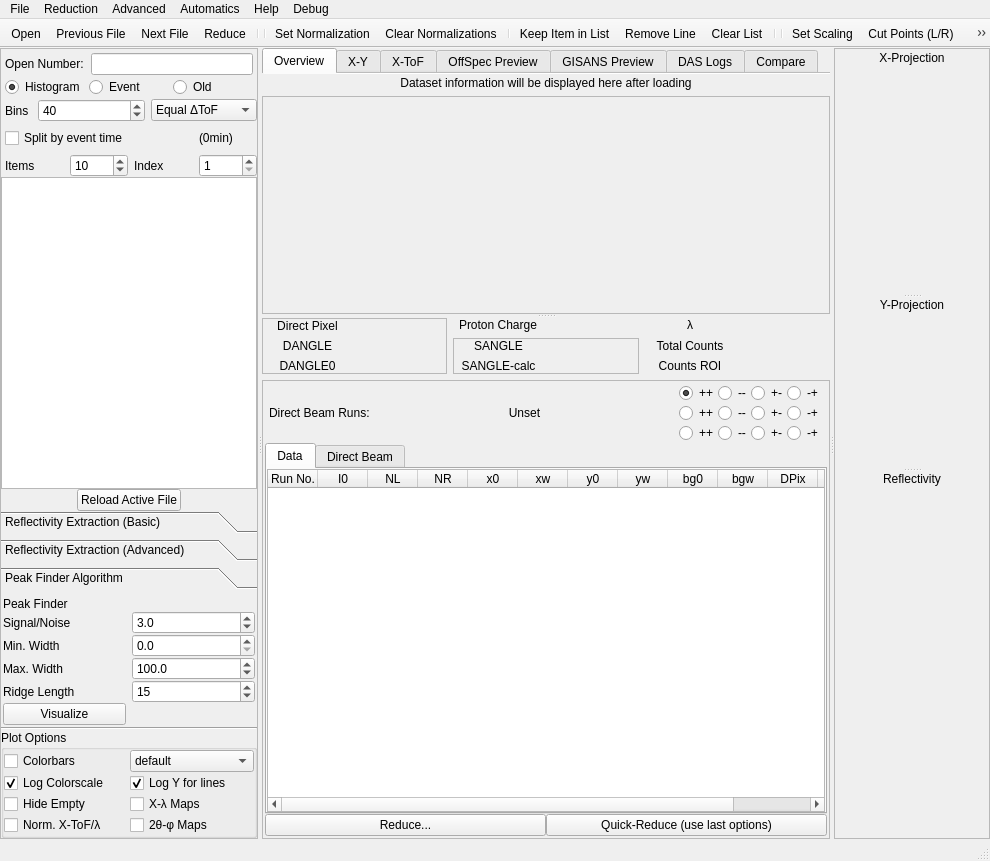
First picture: the form in designer/main_window.ui, repository aglavic/quicknxs, before the edit.
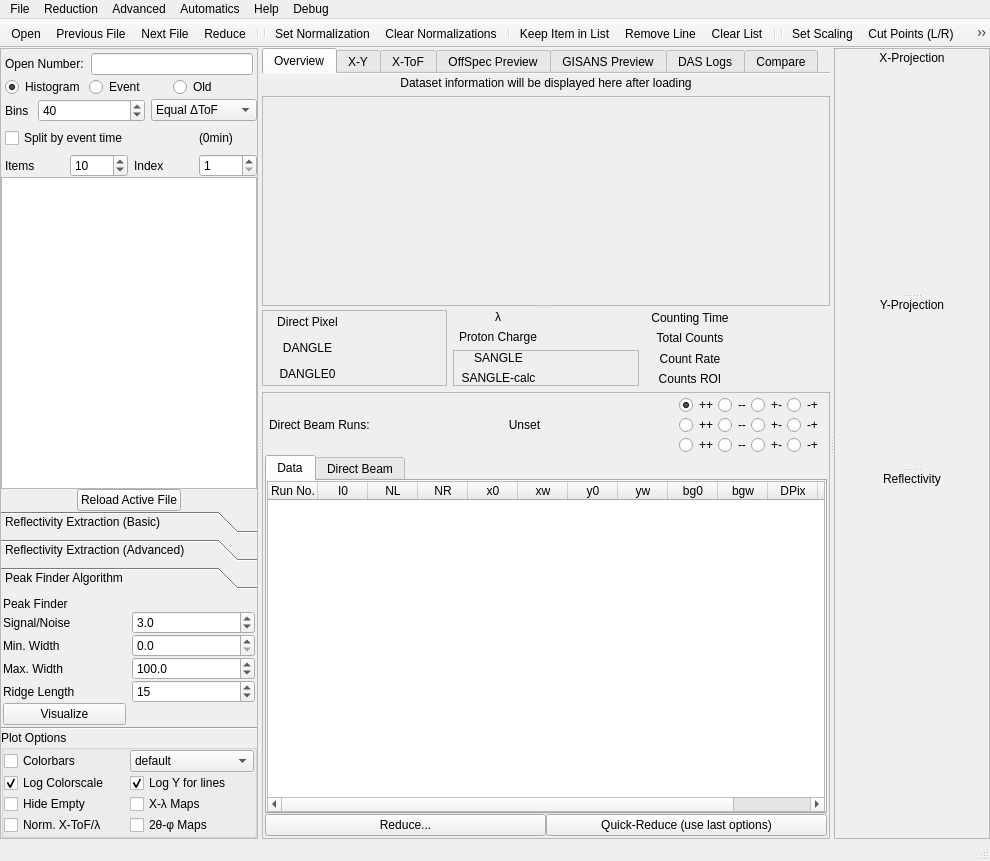
Second picture: the form after the edit. The open tabs and pages were chosen to show the change. Icons and pictures are not drawn. Custom widgets are drawn as their Qt base class.

The edit to the form file:
```diff
--- a/designer/main_window.ui
+++ b/designer/main_window.ui
@@ -1230,13 +1230,13 @@
                    <property name="margin">
                     <number>0</number>
                    </property>
-                   <item row="0" column="0">
-                    <widget class="QLabel" name="label_9">
+                   <item row="1" column="0">
+                    <widget class="QLabel" name="label_8">
                      <property name="toolTip">
                       <string>Read from file</string>
                      </property>
                      <property name="text">
-                      <string>Proton Charge</string>
+                      <string>λ</string>
                      </property>
                      <property name="alignment">
                       <set>Qt::AlignCenter</set>
@@ -1246,23 +1246,7 @@
                      </property>
                     </widget>
                    </item>
-                   <item row="0" column="1">
-                    <widget class="QLabel" name="datasetPCharge">
-                     <property name="toolTip">
-                      <string>Read from file</string>
-                     </property>
-                     <property name="text">
-                      <string/>
-                     </property>
-                     <property name="margin">
-                      <number>2</number>
-                     </property>
-                     <property name="textInteractionFlags">
-                      <set>Qt::LinksAccessibleByMouse|Qt::TextSelectableByMouse</set>
-                     </property>
-                    </widget>
-                   </item>
-                   <item row="1" column="0" colspan="2">
+                   <item row="3" column="0" colspan="2">
                     <widget class="QFrame" name="frame_6">
                      <property name="frameShape">
                       <enum>QFrame::StyledPanel</enum>
@@ -1341,6 +1325,54 @@
                      </layout>
                     </widget>
                    </item>
+                   <item row="1" column="1">
+                    <widget class="QLabel" name="datasetLambda">
+                     <property name="toolTip">
+                      <string>Read from file</string>
+                     </property>
+                     <property name="text">
+                      <string/>
+                     </property>
+                     <property name="margin">
+                      <number>2</number>
+                     </property>
+                     <property name="textInteractionFlags">
+                      <set>Qt::LinksAccessibleByMouse|Qt::TextSelectableByMouse</set>
+                     </property>
+                    </widget>
+                   </item>
+                   <item row="2" column="0">
+                    <widget class="QLabel" name="label_9">
+                     <property name="toolTip">
+                      <string>Read from file</string>
+                     </property>
+                     <property name="text">
+                      <string>Proton Charge</string>
+                     </property>
+                     <property name="alignment">
+                      <set>Qt::AlignCenter</set>
+                     </property>
+                     <property name="textInteractionFlags">
+                      <set>Qt::LinksAccessibleByMouse|Qt::TextSelectableByMouse</set>
+                     </property>
+                    </widget>
+                   </item>
+                   <item row="2" column="1">
+                    <widget class="QLabel" name="datasetPCharge">
+                     <property name="toolTip">
+                      <string>Read from file</string>
+                     </property>
+                     <property name="text">
+                      <string/>
+                     </property>
+                     <property name="margin">
+                      <number>2</number>
+                     </property>
+                     <property name="textInteractionFlags">
+                      <set>Qt::LinksAccessibleByMouse|Qt::TextSelectableByMouse</set>
+                     </property>
+                    </widget>
+                   </item>
                   </layout>
                  </widget>
                 </item>
@@ -1350,39 +1382,7 @@
                    <property name="margin">
                     <number>0</number>
                    </property>
-                   <item row="0" column="0">
-                    <widget class="QLabel" name="label_8">
-                     <property name="toolTip">
-                      <string>Read from file</string>
-                     </property>
-                     <property name="text">
-                      <string>λ</string>
-                     </property>
-                     <property name="alignment">
-                      <set>Qt::AlignCenter</set>
-                     </property>
-                     <property name="textInteractionFlags">
-                      <set>Qt::LinksAccessibleByMouse|Qt::TextSelectableByMouse</set>
-                     </property>
-                    </widget>
-                   </item>
-                   <item row="0" column="1">
-                    <widget class="QLabel" name="datasetLambda">
-                     <property name="toolTip">
-                      <string>Read from file</string>
-                     </property>
-                     <property name="text">
-                      <string/>
-                     </property>
-                     <property name="margin">
-                      <number>2</number>
-                     </property>
-                     <property name="textInteractionFlags">
-                      <set>Qt::LinksAccessibleByMouse|Qt::TextSelectableByMouse</set>
-                     </property>
-                    </widget>
-                   </item>
-                   <item row="1" column="0">
+                   <item row="2" column="0">
                     <widget class="QLabel" name="label_10">
                      <property name="toolTip">
                       <string>Read from file</string>
@@ -1398,7 +1398,7 @@
                      </property>
                     </widget>
                    </item>
-                   <item row="1" column="1">
+                   <item row="2" column="1">
                     <widget class="QLabel" name="datasetTotCounts">
                      <property name="toolTip">
                       <string>Read from file</string>
@@ -1414,7 +1414,63 @@
                      </property>
                     </widget>
                    </item>
-                   <item row="2" column="0">
+                   <item row="3" column="1">
+                    <widget class="QLabel" name="datasetRate">
+                     <property name="text">
+                      <string/>
+                     </property>
+                     <property name="textInteractionFlags">
+                      <set>Qt::LinksAccessibleByMouse|Qt::TextSelectableByMouse</set>
+                     </property>
+                    </widget>
+                   </item>
+                   <item row="1" column="1">
+                    <widget class="QLabel" name="datasetTime">
+                     <property name="text">
+                      <string/>
+                     </property>
+                     <property name="textInteractionFlags">
+                      <set>Qt::LinksAccessibleByMouse|Qt::TextSelectableByMouse</set>
+                     </property>
+                    </widget>
+                   </item>
+                   <item row="1" column="0">
+                    <widget class="QLabel" name="label_6">
+                     <property name="text">
+                      <string>Counting Time</string>
+                     </property>
+                     <property name="alignment">
+                      <set>Qt::AlignCenter</set>
+                     </property>
+                    </widget>
+                   </item>
+                   <item row="3" column="0">
+                    <widget class="QLabel" name="label_37">
+                     <property name="text">
+                      <string>Count Rate</string>
+                     </property>
+                     <property name="alignment">
+                      <set>Qt::AlignCenter</set>
+                     </property>
+                    </widget>
+                   </item>
+                   <item row="4" column="1">
+                    <widget class="QLabel" name="datasetROI">
+                     <property name="toolTip">
+                      <string>Counts in the window selected for X and Y</string>
+                     </property>
+                     <property name="text">
+                      <string/>
+                     </property>
+                     <property name="margin">
+                      <number>2</number>
+                     </property>
+                     <property name="textInteractionFlags">
+                      <set>Qt::LinksAccessibleByMouse|Qt::TextSelectableByMouse</set>
+                     </property>
+                    </widget>
+                   </item>
+                   <item row="4" column="0">
                     <widget class="QLabel" name="label_14">
                      <property name="toolTip">
                       <string>Counts in the window selected for X and Y</string>
@@ -1430,22 +1486,6 @@
                      </property>
                     </widget>
                    </item>
-                   <item row="2" column="1">
-                    <widget class="QLabel" name="datasetROI">
-                     <property name="toolTip">
-                      <string>Counts in the window selected for X and Y</string>
-                     </property>
-                     <property name="text">
-                      <string/>
-                     </property>
-                     <property name="margin">
-                      <number>2</number>
-                     </property>
-                     <property name="textInteractionFlags">
-                      <set>Qt::LinksAccessibleByMouse|Qt::TextSelectableByMouse</set>
-                     </property>
-                    </widget>
-                   </item>
                   </layout>
                  </widget>
                 </item>
```
Left out of the diff: 2 changed lines with no effect on the pictures.
